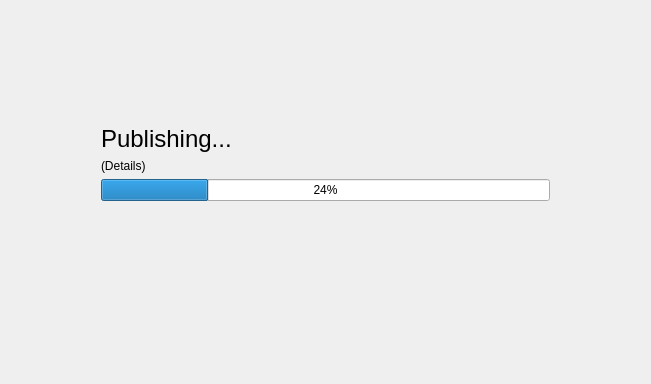
The window that resources/publish_progress_form.ui (shotgunsoftware/tk-multi-publish) describes before a commit, drawn with Qt 5.
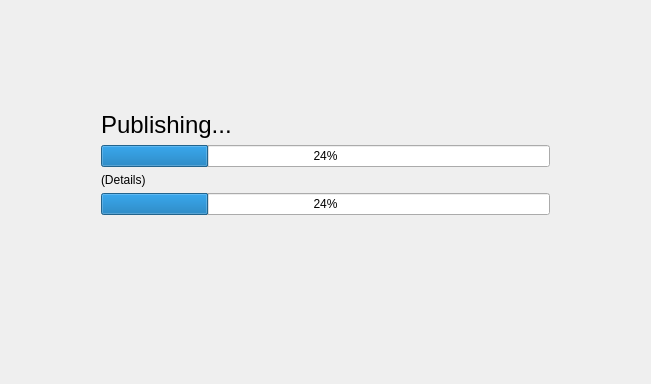
The same window after the commit.

Commit message: For #25078 - added a second per-item progress bar for publishes Also fixed a couple of issues with the progress reporting. Closes #5

What changed in the file:
```diff
--- a/resources/publish_progress_form.ui
+++ b/resources/publish_progress_form.ui
@@ -30,7 +30,7 @@
       </spacer>
      </item>
      <item>
-      <layout class="QVBoxLayout" name="verticalLayout_3" stretch="2,0,0,0,3">
+      <layout class="QVBoxLayout" name="verticalLayout_3" stretch="0,0,0,0,0,1">
        <property name="spacing">
         <number>-1</number>
        </property>
@@ -39,10 +39,13 @@
          <property name="orientation">
           <enum>Qt::Vertical</enum>
          </property>
+         <property name="sizeType">
+          <enum>QSizePolicy::Fixed</enum>
+         </property>
          <property name="sizeHint" stdset="0">
           <size>
            <width>20</width>
-           <height>97</height>
+           <height>100</height>
           </size>
          </property>
         </spacer>
@@ -59,6 +62,13 @@
          </property>
         </widget>
        </item>
+       <item>
+        <widget class="QProgressBar" name="progress_bar">
+         <property name="value">
+          <number>24</number>
+         </property>
+        </widget>
+       </item>
        <item>
         <widget class="QLabel" name="details">
          <property name="text">
@@ -73,7 +83,7 @@
         </widget>
        </item>
        <item>
-        <widget class="QProgressBar" name="progress_bar">
+        <widget class="QProgressBar" name="stage_progress_bar">
          <property name="value">
           <number>24</number>
          </property>
@@ -87,7 +97,7 @@
          <property name="sizeHint" stdset="0">
           <size>
            <width>20</width>
-           <height>40</height>
+           <height>0</height>
           </size>
          </property>
         </spacer>
```
Left out of the diff: 1 changed line with no effect on the pictures. The commit also changes 7 other files.
